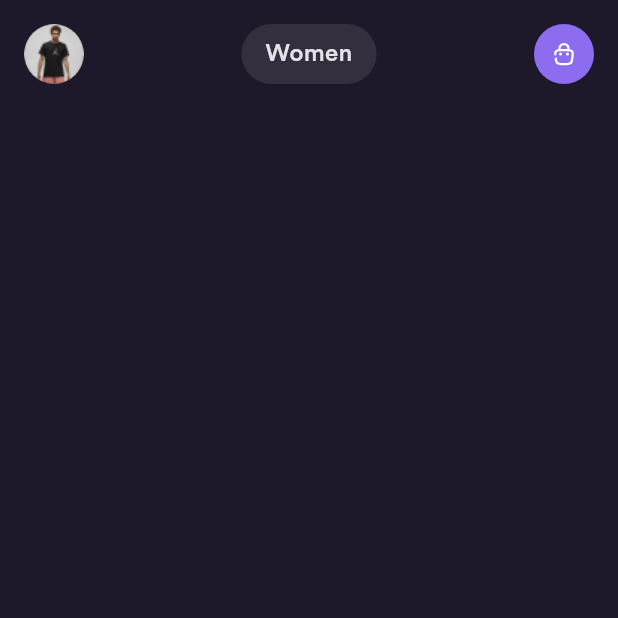
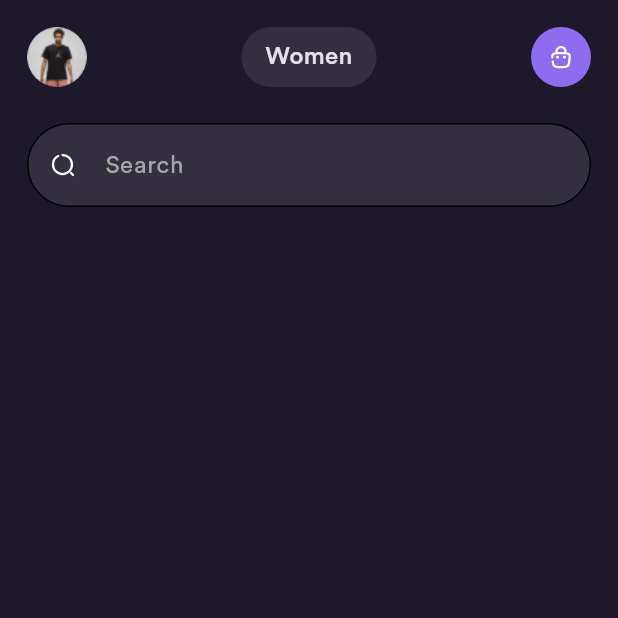
Before and after one commit to AhmedKhaled8907/clot_shop, a Flutter app: the HomePage screen opened directly, on a phone screen of 412 x 824 dp, the top half of it. Run offline on Flutter 3.47's test engine with Material 3 defaults, Android fonts, the phone set to English and light mode, and no system bars; our stand-ins replace cloud_firestore, dartz, firebase_auth, firebase_core, flutter_bloc, flutter_svg and 1 more; accounts and stored records are empty.

Commit message:
adding search field widget

```diff
--- a/lib/presentation/home/pages/home_page.dart
+++ b/lib/presentation/home/pages/home_page.dart
@@ -1,5 +1,7 @@
 import 'package:clot_shop/presentation/home/widgets/header.dart';
 import 'package:flutter/material.dart';
+
+import '../widgets/search_field.dart';
 
 class HomePage extends StatelessWidget {
   const HomePage({super.key});
@@ -10,10 +12,12 @@ class HomePage extends StatelessWidget {
       body: SafeArea(
         child: SingleChildScrollView(
           child: Padding(
-            padding: EdgeInsets.all(16),
+            padding: EdgeInsets.all(18),
             child: Column(
               children: [
                 Header(),
+                SizedBox(height: 24),
+                SearchField(),
               ],
             ),
           ),
--- /dev/null
+++ b/lib/presentation/home/widgets/search_field.dart
@@ -0,0 +1,27 @@
+import 'package:clot_shop/core/configs/assets/assets.dart';
+import 'package:flutter/material.dart';
+import 'package:flutter_svg/flutter_svg.dart';
+
+class SearchField extends StatelessWidget {
+  const SearchField({super.key});
+
+  @override
+  Widget build(BuildContext context) {
+    return TextField(
+      decoration: InputDecoration(
+        contentPadding: const EdgeInsets.all(16),
+        focusedBorder: OutlineInputBorder(
+          borderRadius: BorderRadius.circular(50),
+        ),
+        enabledBorder: OutlineInputBorder(
+          borderRadius: BorderRadius.circular(50),
+        ),
+        prefixIcon: SvgPicture.asset(
+          Assets.vectorsSearch,
+          fit: BoxFit.none,
+        ),
+        hintText: 'Search',
+      ),
+    );
+  }
+}
```
